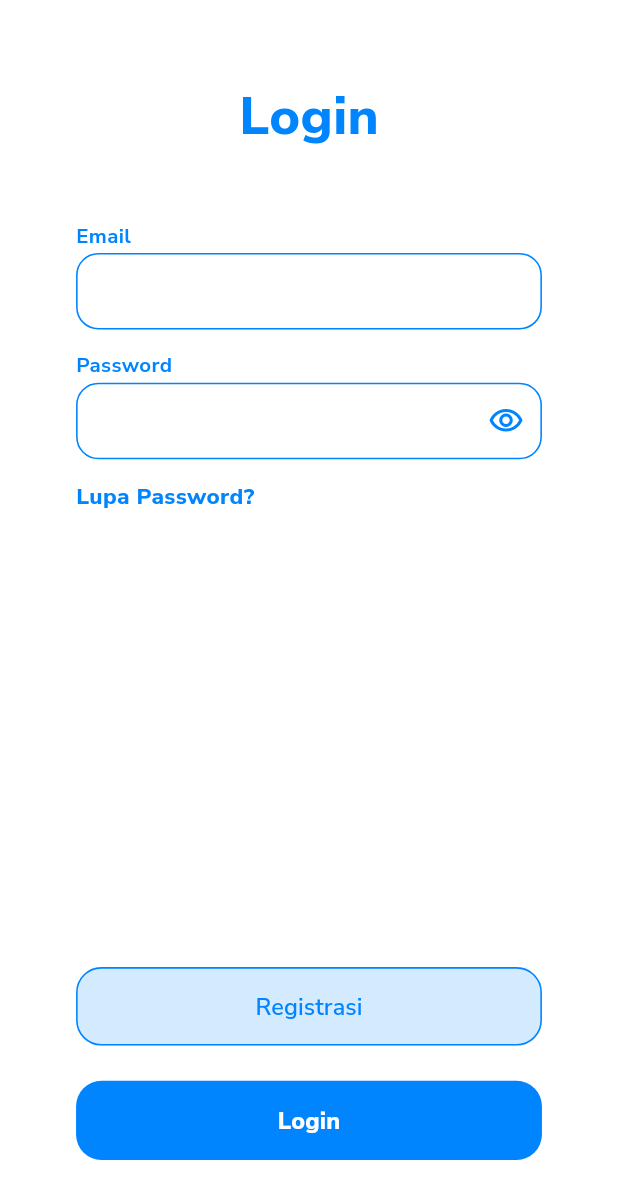
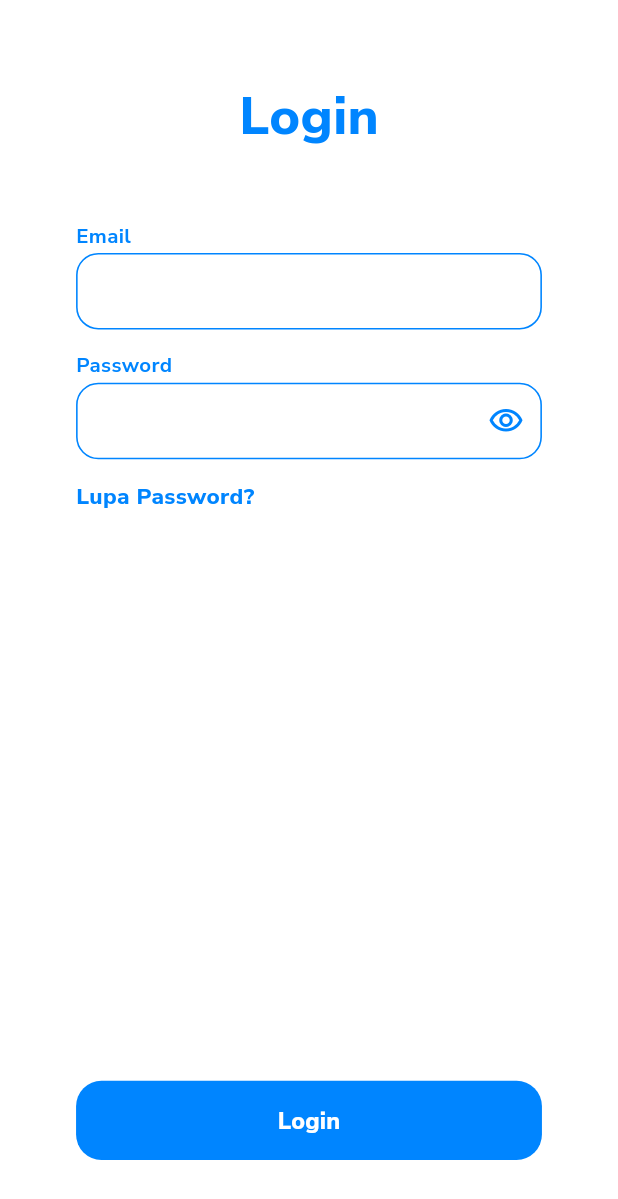
Before and after one commit to dimassdoubles/FT20240317-GetasanApp, a Flutter app: the screen it shows after launch, on a phone screen of 412 x 824 dp. Shown: the top 1199 px of the screen. Run offline on Flutter 3.47's test engine with Material 3 defaults, Android fonts, the phone set to English and light mode, and no system bars; our stand-ins replace flutter_easyloading, flutter_riverpod, flutter_screenutil, google_fonts.

Commit message:
refactor: remove fitur registrasi

```diff
--- a/lib/features/auth/presentation/page/login_page.dart
+++ b/lib/features/auth/presentation/page/login_page.dart
@@ -3,7 +3,6 @@ import 'package:flutter/material.dart';
 import 'package:flutter/widgets.dart';
 import 'package:flutter_riverpod/flutter_riverpod.dart';
 import 'package:flutter_screenutil/flutter_screenutil.dart';
-import 'package:getasan_app/features/auth/presentation/page/registrasi_page.dart';
 import 'package:getasan_app/features/common/constant/style/app_colors.dart';
 import 'package:getasan_app/features/common/constant/style/app_texts.dart';
 import 'package:getasan_app/features/common/helper/input_formater_helper.dart';
@@ -11,7 +10,6 @@ import 'package:getasan_app/features/common/helper/input_validator_helper.dart';
 import 'package:getasan_app/features/common/helper/keyboard_helper.dart';
 import 'package:getasan_app/features/common/helper/state_dialog_helper.dart';
 import 'package:getasan_app/features/common/presentation/widget/button/primary_button.dart';
-import 'package:getasan_app/features/common/presentation/widget/button/secondary_button.dart';
 import 'package:getasan_app/features/common/presentation/widget/gaps.dart';
 import 'package:getasan_app/features/common/presentation/widget/input/password_input.dart';
 import 'package:getasan_app/features/common/presentation/widget/input/text_input.dart';
@@ -93,21 +91,7 @@ class _LoginPageState extends ConsumerState<LoginPage> {
             ),
             Padding(
               padding: EdgeInsets.fromLTRB(48.w, 16.w, 48.w, 48.w),
-              child: Column(
-                children: [
-                  SecondaryButton(
-                    label: 'Registrasi',
-                    onTap: () {
-                      Navigator.pushReplacement(
-                        context,
-                        MaterialPageRoute(
-                          builder: (context) => const RegistrasiPage(),
-                        ),
-                      );
-                    },
-                  ),
-                  Gaps.v24,
-                  PrimaryButton(
+              child: PrimaryButton(
                 label: 'Login',
                 onTap: () async {
                   KeyboardHelper.close(context);
@@ -131,8 +115,6 @@ class _LoginPageState extends ConsumerState<LoginPage> {
                   }
                 },
               ),
-                ],
-              ),
             ),
           ],
         ),
```
Lines whose indentation alone changed are shown as unchanged.
